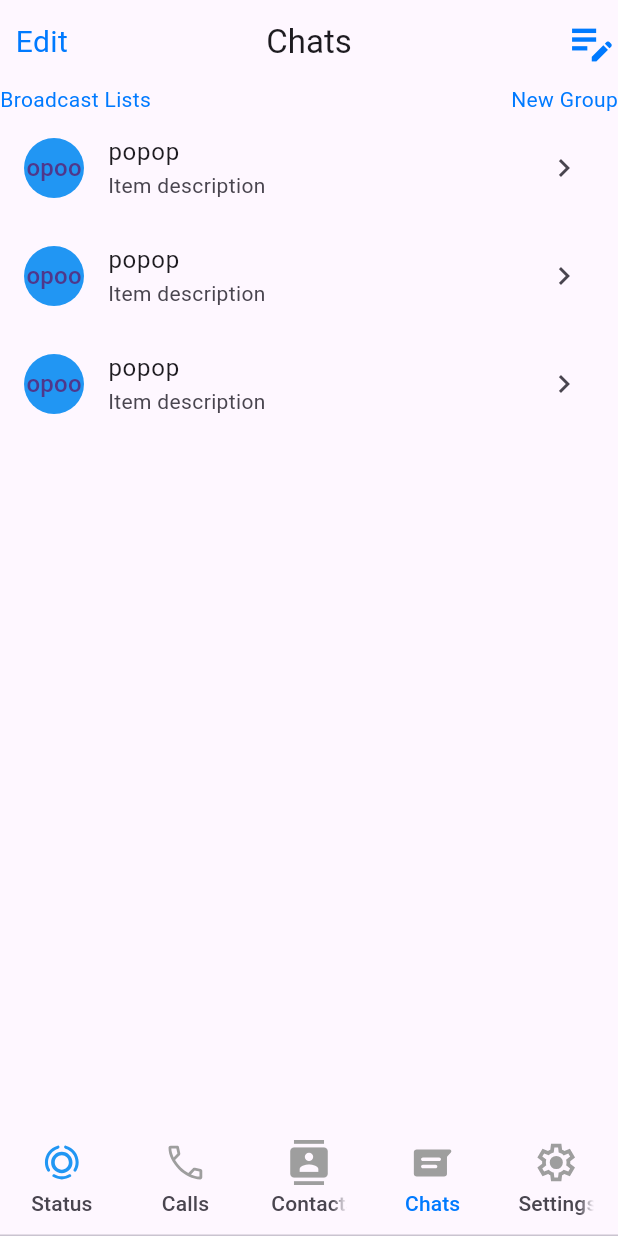
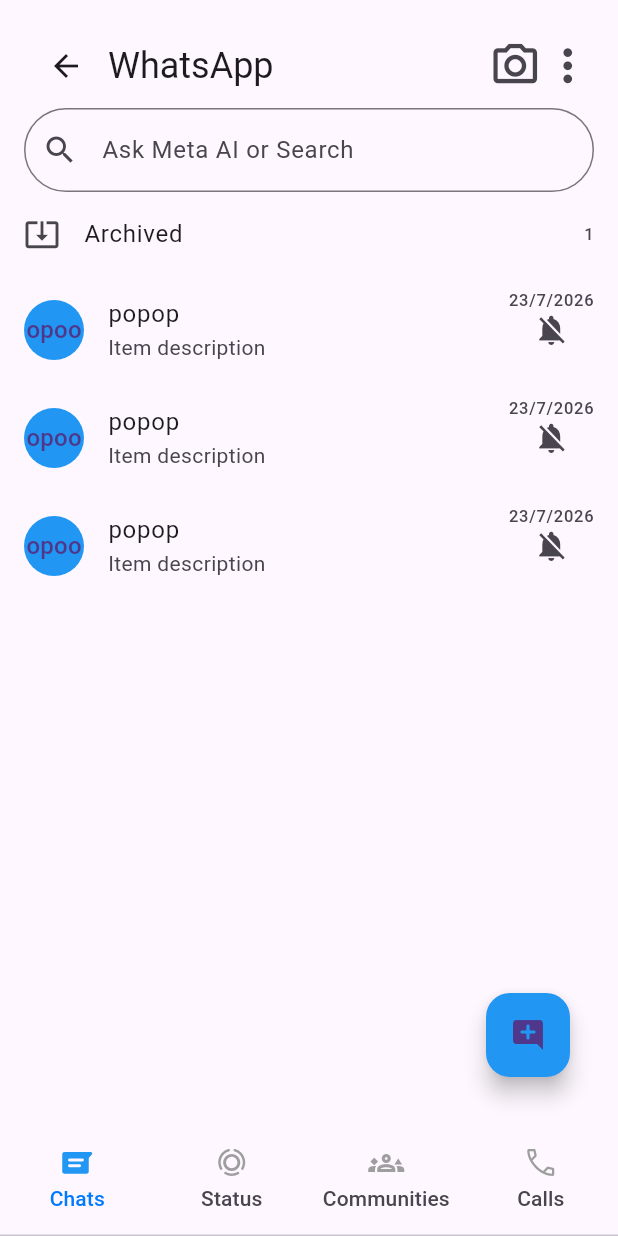
Before and after one commit to NazmiaMouri/WhatsApp_With_Flutter, a Flutter app: the Home screen opened directly, on a phone screen of 412 x 824 dp. Run offline on Flutter 3.47's test engine with Material 3 defaults, Android fonts, the light colour scheme and no system bars; our stand-ins replace flutter_riverpod, flutter_svg, socket_io_client.

Commit message:
UI of status, call list and chatlist.

```diff
--- /dev/null
+++ b/lib/base_screen.dart
@@ -0,0 +1,18 @@
+import 'package:flutter/cupertino.dart';
+import 'package:flutter/material.dart';
+
+class BaseScreen extends StatelessWidget {
+  final Widget child;
+
+  const BaseScreen({required this.child});
+
+  @override
+  Widget build(BuildContext context) {
+    return Scaffold(
+      body: Padding(
+        padding: EdgeInsets.all(16),
+        child: child,
+      ),
+    );
+  }
+}
--- a/lib/view/home_screens/home.dart
+++ b/lib/view/home_screens/home.dart
@@ -2,8 +2,11 @@
 import 'package:flutter/material.dart';
 import 'package:flutter_riverpod/flutter_riverpod.dart';
 import 'package:flutter_svg/flutter_svg.dart';
+import 'package:whats_app/base_screen.dart';
 import 'package:whats_app/constants/colors.dart';
+import 'package:whats_app/view/home_screens/tab_views/call_list.dart';
 import 'package:whats_app/view/home_screens/tab_views/chats.dart';
+import 'package:whats_app/view/home_screens/tab_views/status.dart';
 
 class Home extends ConsumerStatefulWidget {
   const Home({super.key});
@@ -19,7 +22,7 @@
   @override
   void initState() {
     super.initState();
-    _tabController = TabController(length: 5, vsync: this, initialIndex: 3);
+    _tabController = TabController(length: 4, vsync: this, initialIndex: 0);
     _tabController.addListener(() {
       setState(() {
         _selectedIndex = _tabController.index;
@@ -34,70 +37,60 @@
   }
 
   Color _getIconColor(int index) {
+    print({index, _selectedIndex});
     return _selectedIndex == index ? Colors.blue : Colors.grey;
   }
 
   @override
   Widget build(BuildContext context) {
     return Scaffold(
+
       body: TabBarView(
         controller: _tabController,
         children: [
-          Center(child: Text('Chats Page')),
-          Center(child: Text('Calls Page')),
+          Center(child: BaseScreen(child: ChatList())),
+          Center(child: BaseScreen(child: Status())),
           Center(child: Text('Settings Page')),
-          Center(child: ChatList()),
-          Center(child: Text('Settings Page')),
+          Center(child:  BaseScreen(child: CallList())),
         ],
       ),
       bottomNavigationBar: TabBar(
+        padding: EdgeInsets.zero,
         controller: _tabController,
         indicatorColor: Colors.transparent,
         labelColor: AppColors.blue,
+        labelPadding: EdgeInsets.zero,
         tabs: [
           Tab(
               icon: SvgPicture.asset(
-                'assets/icons/Icone=Status.svg',
-                semanticsLabel: 'Logo',
-                height: 30.0,
-                width: 30.0,
+                'assets/icons/Icone=Chats outline.svg',
+                semanticsLabel: 'Chats',
+
                 color: _getIconColor(0),
-              ),
-              text: 'Status'),
-          Tab(
-              icon: SvgPicture.asset(
-                'assets/icons/Icone=Phone.svg',
-                semanticsLabel: 'Logo',
-                height: 30.0,
-                width: 30.0,
-                color: _getIconColor(1),
-              ),
-              text: 'Calls'),
-          Tab(
-              icon: Icon(
-                Icons.contacts,
-                size: 30.0,
-                color: _getIconColor(2),
-              ),
-              text: 'Contacts'),
-          Tab(
-              icon: SvgPicture.asset(
-                'assets/icons/Icone=Chats outline.svg',
-                semanticsLabel: 'Logo',
-                height: 30.0,
-                width: 30.0,
-                color: _getIconColor(3),
               ),
               text: 'Chats'),
           Tab(
               icon: SvgPicture.asset(
-                'assets/icons/Icone=Settings.svg',
-                semanticsLabel: 'Logo',
-                height: 30.0,
-                width: 30.0,
-                color: _getIconColor(4),
+                'assets/icons/Icone=Status.svg',
+                semanticsLabel: 'Status',
+
+                color: _getIconColor(1),
               ),
-              text: 'Settings'),
+              text: 'Status'),
+          Tab(
+              icon: Icon(
+                Icons.groups_3_outlined,
+                color: _getIconColor(2),
+              ),
+              text: 'Communities'),
+          Tab(
+              icon: SvgPicture.asset(
+                'assets/icons/Icone=Phone.svg',
+                semanticsLabel: 'Calls',
+
+                color: _getIconColor(3),
+              ),
+              text: 'Calls'),
         ],
       ),
     );
--- a/lib/view/home_screens/tab_views/chats.dart
+++ b/lib/view/home_screens/tab_views/chats.dart
@@ -15,50 +15,66 @@
   Widget build(BuildContext context) {
     return Scaffold(
       appBar: AppBar(
-        leading: Align(
-            child: Text(
-          'Edit',
-          textAlign: TextAlign.center,
-          style: TextStyle(fontSize: 20, color: AppColors.blue),
-        )),
-        title: Text('Chats'),
-        centerTitle: true,
+        title: Text(
+          'WhatsApp',
+          style: TextStyle(fontSize: 24),
+        ),
+        centerTitle: false,
+        titleSpacing: 0,
         actions: [
           Icon(
-            Icons.edit_note,
+            Icons.camera_alt_outlined,
             size: 35,
-            color: AppColors.blue,
-          )
+          ),
+          Icon(
+            Icons.more_vert_outlined,
+            size: 35,
+          ),
+
         ],
       ),
       body: Column(
         children: [
-          Row(
-            mainAxisAlignment: MainAxisAlignment.spaceBetween,
-            children: [
-              Text(
-                'Broadcast Lists',
-                style: TextStyle(color: AppColors.blue),
+          TextField(
+            decoration: InputDecoration(
+              hintText: 'Ask Meta AI or Search',
+              prefixIcon: Icon(Icons.search),
+              border: OutlineInputBorder(
+                borderRadius: BorderRadius.circular(50),
               ),
-              Text(
-                'New Group',
-                style: TextStyle(color: AppColors.blue),
-              ),
-            ],
+            ),
+            onChanged: (value) {
+              print(value); // handle search logic
+            },
+          ),
+          ListTile(
+            contentPadding: EdgeInsets.zero,
+            title: Text('Archived'),
+            leading: Icon(Icons.system_update_alt),
+            trailing: Text('1'),
           ),
           Expanded(
             child: ListView.builder(
+              padding: EdgeInsets.zero,
               itemCount: 3,
               itemBuilder: (context, index) {
                 return ListTile(
+                  contentPadding: EdgeInsets.zero,
                   leading: CircleAvatar(
                     backgroundColor: Colors.blue,
                     child: Text('opoo'),
                   ),
                   title: Text('popop'),
                   subtitle: Text('Item description'),
-                  trailing: Icon(Icons.chevron_right),
+                  trailing: Column(
+                    children: [
+                      Text('23/7/2026'),
+                      Icon(Icons.notifications_off)
+                    ],
+                  ),
                   onTap: () {
+                    Navigator.pushNamed(context, '/individualChat');
+
                     // Handle tap event
                   },
                 );
@@ -67,6 +83,14 @@
           )
         ],
       ),
+      floatingActionButtonLocation: FloatingActionButtonLocation.endFloat,
+      floatingActionButton: FloatingActionButton(
+        backgroundColor: Colors.blue,
+        onPressed: () {},
+        child: Icon(
+          Icons.add_comment_rounded,
+        ),
+      ),
     );
   }
 }
--- a/pubspec.yaml
+++ b/pubspec.yaml
@@ -39,6 +39,7 @@
   flutter_svg: ^2.0.10+1
   go_router: ^14.2.3
   socket_io_client: ^3.0.2
+  chat_bubbles: ^1.6.0
 
 dev_dependencies:
   flutter_test:
```
Also changed, not shown: lib/main.dart (+10 -9 lines), lib/view/home_screens/tab_views/call_list.dart (added, +136 -0 lines), lib/view/home_screens/tab_views/status.dart (added, +181 -0 lines), lib/view/individual_chat/conversation.dart (+29 -9 lines), lib/view/individual_chat/my_message.dart (+48 -10 lines), pubspec.lock.
